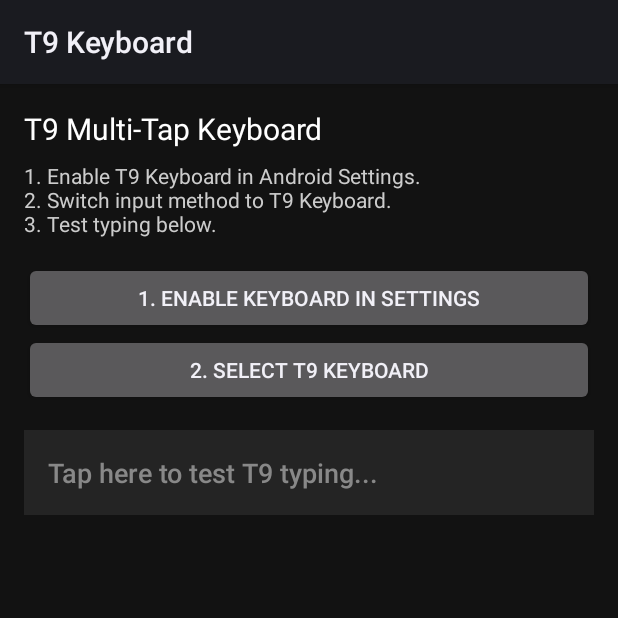
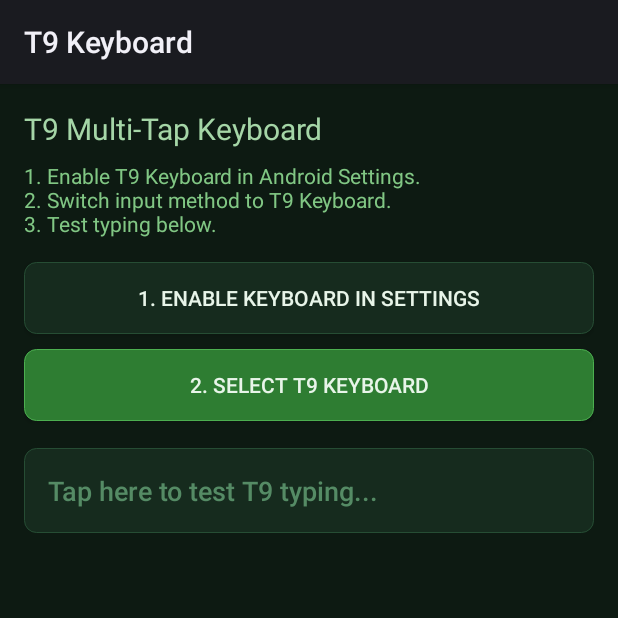
Before and after one commit to enmargovorijcoders-hub/t9_typeing, an Android app: the screen it shows after launch (SetupActivity), on a phone screen of 412 x 824 dp, the top half of it. Run offline under Robolectric (Android 15) with nearby library versions, the phone set to English and light mode, and no system bars.

Commit message:
Refactor SetupActivity UI with custom button method

```diff
--- a/app/src/main/java/com/enmar/t9/SetupActivity.java
+++ b/app/src/main/java/com/enmar/t9/SetupActivity.java
@@ -4,6 +4,7 @@ import android.app.Activity;
 import android.content.Context;
 import android.content.Intent;
 import android.graphics.Color;
+import android.graphics.drawable.GradientDrawable;
 import android.os.Bundle;
 import android.provider.Settings;
 import android.view.View;
@@ -15,31 +16,54 @@ import android.widget.TextView;
 
 public class SetupActivity extends Activity {
 
+    private Button makeGreenButton(String label, boolean primary) {
+        Button b = new Button(this);
+        b.setText(label);
+        b.setTextColor(Color.parseColor("#E8F5E9"));
+        b.setTextSize(14f);
+        int padV = (int) (12 * getResources().getDisplayMetrics().density);
+        int padH = (int) (14 * getResources().getDisplayMetrics().density);
+        b.setPadding(padH, padV, padH, padV);
+
+        GradientDrawable gd = new GradientDrawable();
+        gd.setColor(Color.parseColor(primary ? "#2E7D32" : "#162B1E"));
+        gd.setStroke((int) (1 * getResources().getDisplayMetrics().density), Color.parseColor(primary ? "#4CAF50" : "#264D34"));
+        gd.setCornerRadius(8 * getResources().getDisplayMetrics().density);
+        b.setBackgroundDrawable(gd);
+
+        LinearLayout.LayoutParams lp = new LinearLayout.LayoutParams(
+                LinearLayout.LayoutParams.MATCH_PARENT,
+                LinearLayout.LayoutParams.WRAP_CONTENT
+        );
+        lp.bottomMargin = (int) (10 * getResources().getDisplayMetrics().density);
+        b.setLayoutParams(lp);
+        return b;
+    }
+
     @Override
     protected void onCreate(Bundle savedInstanceState) {
         super.onCreate(savedInstanceState);
 
         LinearLayout layout = new LinearLayout(this);
         layout.setOrientation(LinearLayout.VERTICAL);
-        layout.setBackgroundColor(Color.parseColor("#121212"));
+        layout.setBackgroundColor(Color.parseColor("#0D1A12"));
         int pad = (int) (16 * getResources().getDisplayMetrics().density);
         layout.setPadding(pad, pad, pad, pad);
 
         TextView title = new TextView(this);
         title.setText("T9 Multi-Tap Keyboard");
-        title.setTextColor(Color.WHITE);
+        title.setTextColor(Color.parseColor("#A5D6A7"));
         title.setTextSize(20f);
         layout.addView(title);
 
         TextView desc = new TextView(this);
         desc.setText("1. Enable T9 Keyboard in Android Settings.\n2. Switch input method to T9 Keyboard.\n3. Test typing below.");
-        desc.setTextColor(Color.LTGRAY);
+        desc.setTextColor(Color.parseColor("#81C784"));
         desc.setTextSize(14f);
         desc.setPadding(0, pad / 2, 0, pad);
         layout.addView(desc);
 
-        Button btnEnable = new Button(this);
-        btnEnable.setText("1. Enable Keyboard in Settings");
+        Button btnEnable = makeGreenButton("1. Enable Keyboard in Settings", false);
         btnEnable.setOnClickListener(new View.OnClickListener() {
             @Override
             public void onClick(View v) {
@@ -48,8 +72,7 @@ public class SetupActivity extends Activity {
         });
         layout.addView(btnEnable);
 
-        Button btnSelect = new Button(this);
-        btnSelect.setText("2. Select T9 Keyboard");
+        Button btnSelect = makeGreenButton("2. Select T9 Keyboard", true);
         btnSelect.setOnClickListener(new View.OnClickListener() {
             @Override
             public void onClick(View v) {
@@ -63,15 +86,21 @@ public class SetupActivity extends Activity {
 
         EditText testBox = new EditText(this);
         testBox.setHint("Tap here to test T9 typing...");
-        testBox.setTextColor(Color.WHITE);
-        testBox.setHintTextColor(Color.GRAY);
-        testBox.setBackgroundColor(Color.parseColor("#242424"));
+        testBox.setTextColor(Color.parseColor("#E8F5E9"));
+        testBox.setHintTextColor(Color.parseColor("#558B65"));
         testBox.setPadding(pad, pad, pad, pad);
+
+        GradientDrawable boxBg = new GradientDrawable();
+        boxBg.setColor(Color.parseColor("#162B1E"));
+        boxBg.setStroke((int) (1 * getResources().getDisplayMetrics().density), Color.parseColor("#264D34"));
+        boxBg.setCornerRadius(8 * getResources().getDisplayMetrics().density);
+        testBox.setBackgroundDrawable(boxBg);
+
         LinearLayout.LayoutParams lp = new LinearLayout.LayoutParams(
                 LinearLayout.LayoutParams.MATCH_PARENT,
                 LinearLayout.LayoutParams.WRAP_CONTENT
         );
-        lp.topMargin = pad;
+        lp.topMargin = pad / 2;
         testBox.setLayoutParams(lp);
         layout.addView(testBox);
 
```
